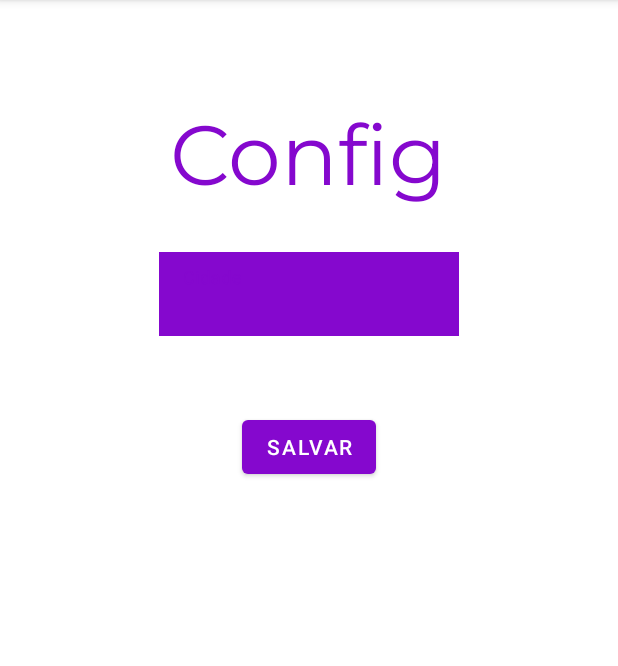
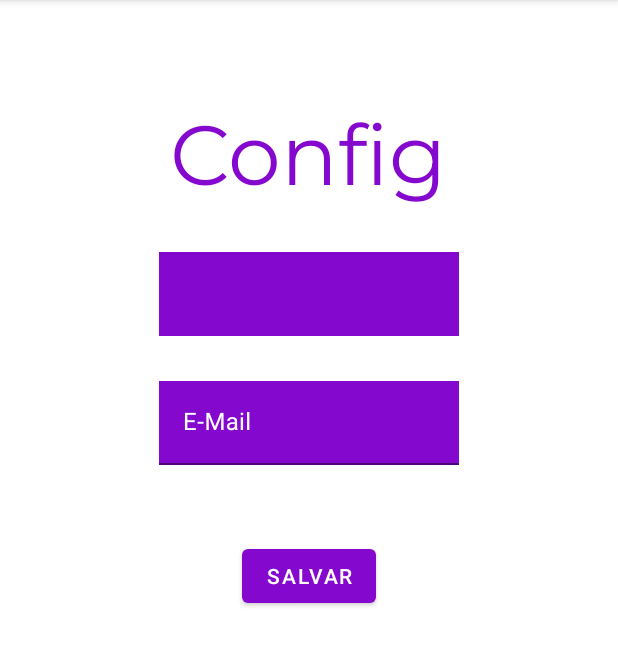
Before and after one commit to murilo-andrade/ProMeet, an Android app: the ConfigActivity screen opened directly, with no data from a screen before it, on a phone screen of 412 x 824 dp, the part 84-750 px from its top. Run offline under Robolectric (Android 15) with nearby library versions, the phone set to English and light mode, and no system bars; 4 statements that could not run were skipped.

Commit message:
ConfigActivity ajustada

```diff
--- a/app/src/main/java/br/com/promeet/app/ConfigActivity.java
+++ b/app/src/main/java/br/com/promeet/app/ConfigActivity.java
@@ -9,7 +9,8 @@ import android.widget.Button;
 import android.widget.EditText;
 
 public class ConfigActivity extends AppCompatActivity {
-    private EditText editText = null;
+    private EditText editTextCidade = null;
+    private EditText editTextEmail = null;
     private SharedPreferences prefs = null;
 
     @Override
@@ -18,18 +19,26 @@ public class ConfigActivity extends AppCompatActivity {
         setContentView(R.layout.activity_config);
 
         Button button = findViewById(R.id.button);
-        editText = findViewById(R.id.editTextCidade);
+        editTextCidade = findViewById(R.id.editTextCidade);
+        editTextEmail = findViewById(R.id.editTextEmail);
         prefs = getSharedPreferences("syPrefs", MODE_PRIVATE);
         String cidade = prefs.getString("cidade","");
+        String email = prefs.getString("email","");
 
         if(cidade!=null){
-            editText.setText(cidade);
+            editTextCidade.setText(cidade);
         }
+
+        if(email!=null){
+            editTextEmail.setText(email);
+        }
+
         button.setOnClickListener(new View.OnClickListener() {
             @Override
             public void onClick(View v){
                 SharedPreferences.Editor editPreferences = prefs.edit();
-                editPreferences.putString("cidade",ConfigActivity.this.editText.getText().toString());
+                editPreferences.putString("cidade",ConfigActivity.this.editTextCidade.getText().toString());
+                editPreferences.putString("email",ConfigActivity.this.editTextEmail.getText().toString());
                 editPreferences.apply();
                 finish();
             }
--- a/app/src/main/res/layout/activity_config.xml
+++ b/app/src/main/res/layout/activity_config.xml
@@ -46,6 +46,31 @@
             />
     </com.google.android.material.textfield.TextInputLayout>
 
+    <com.google.android.material.textfield.TextInputLayout
+        android:id="@+id/editTextEmail"
+        android:layout_width="200dp"
+        android:layout_height="wrap_content"
+        android:layout_marginTop="30dp"
+        android:autofillHints=""
+        android:ems="10"
+        android:minHeight="48dp"
+        android:textColor="@color/branco"
+        android:textColorHint="@color/branco"
+        app:layout_constraintEnd_toEndOf="parent"
+        app:layout_constraintHorizontal_bias="0.5"
+        app:layout_constraintStart_toStartOf="parent"
+        app:layout_constraintTop_toBottomOf="@+id/editTextCidade">
+        <com.google.android.material.textfield.TextInputEditText
+            android:layout_width="match_parent"
+            android:background="@color/roxo"
+            android:textColor="@color/branco"
+            android:textColorHint="@color/branco"
+            android:hint="@string/email"
+            android:inputType="textAutoComplete"
+            android:layout_height="wrap_content"
+            />
+    </com.google.android.material.textfield.TextInputLayout>
+
     <com.google.android.material.button.MaterialButton
         android:id="@+id/button"
         android:layout_width="wrap_content"
@@ -55,6 +80,6 @@
         app:layout_constraintEnd_toEndOf="parent"
         app:layout_constraintHorizontal_bias="0.5"
         app:layout_constraintStart_toStartOf="parent"
-        app:layout_constraintTop_toBottomOf="@+id/editTextCidade" />
+        app:layout_constraintTop_toBottomOf="@+id/editTextEmail" />
 
 </androidx.constraintlayout.widget.ConstraintLayout>
```
